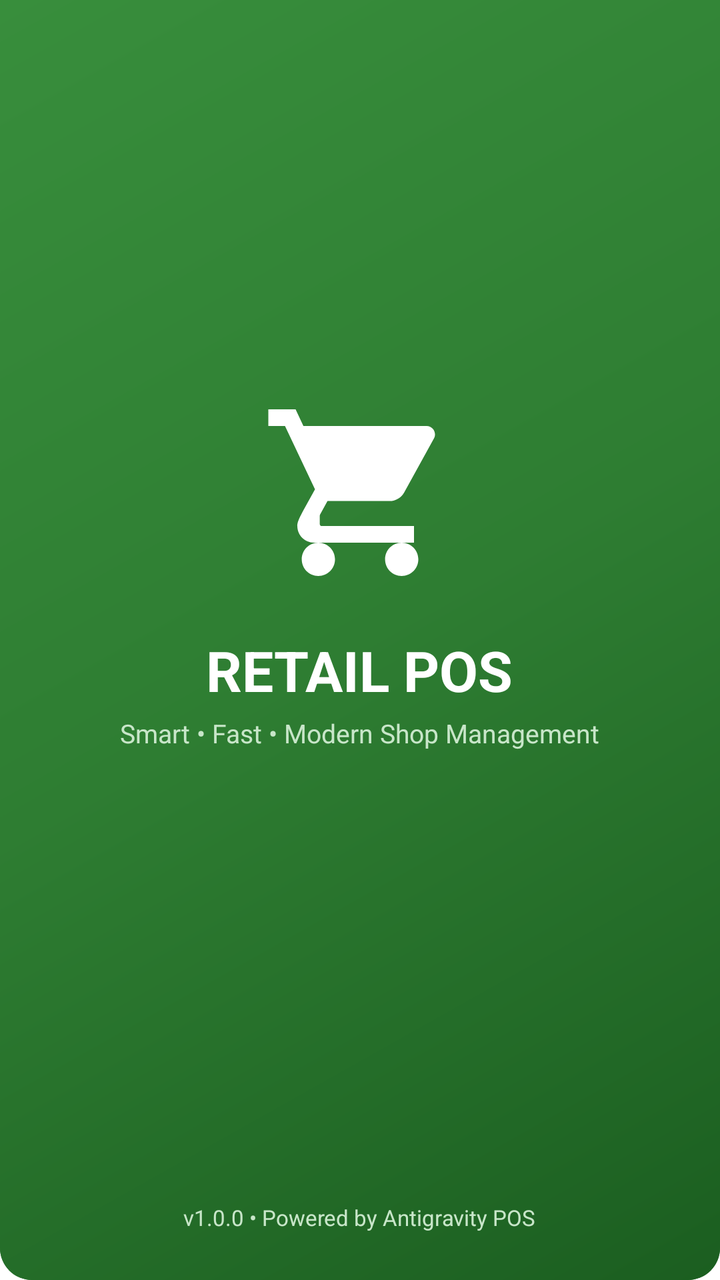
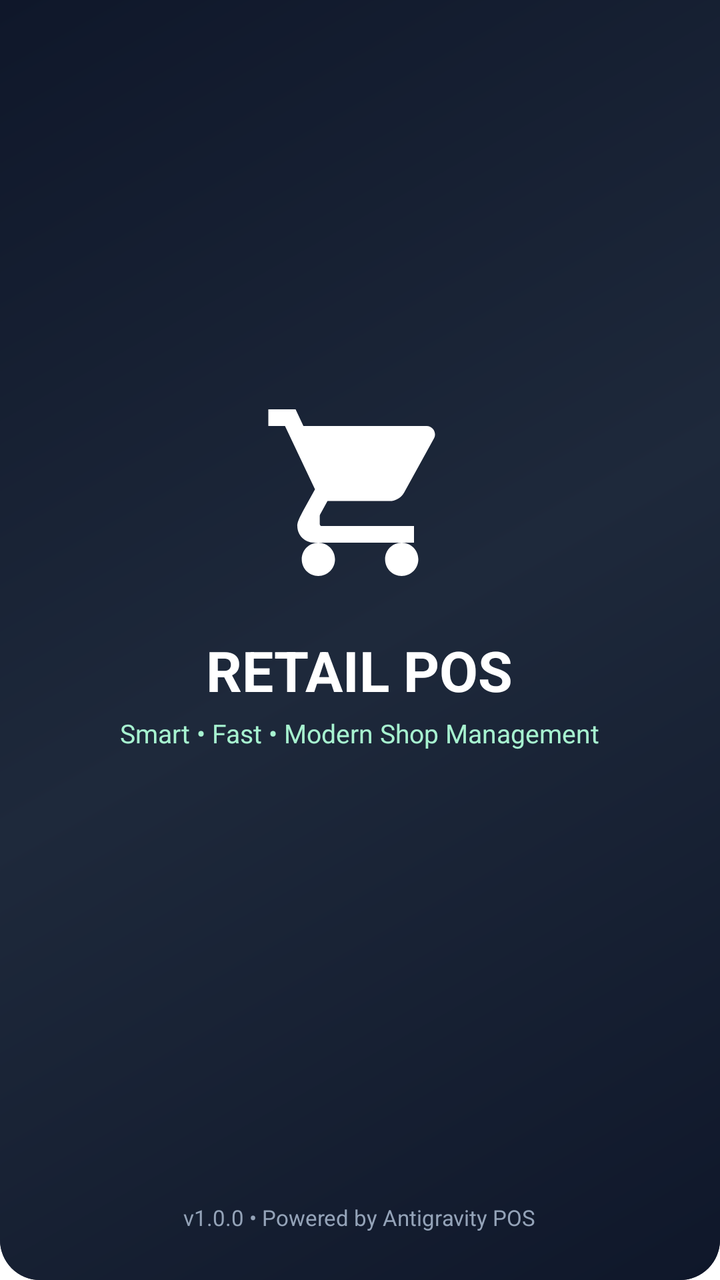

Screens rendered from an Android XML layout before and after an edit, with the pre-edit source and the edit as a unified diff.
<!-- AndroidManifest.xml: activity theme Theme.Splash -->
<!-- res/layout/activity_splash.xml -->
<?xml version="1.0" encoding="utf-8"?>
<RelativeLayout xmlns:android="http://schemas.android.com/apk/res/android"
    xmlns:app="http://schemas.android.com/apk/res-auto"
    android:layout_width="match_parent"
    android:layout_height="match_parent"
    android:background="@drawable/bg_green_gradient">

    
    <LinearLayout
        android:layout_width="wrap_content"
        android:layout_height="wrap_content"
        android:layout_centerInParent="true"
        android:gravity="center"
        android:orientation="vertical"
        android:padding="24dp">

        
        <ImageView
            android:layout_width="100dp"
            android:layout_height="100dp"
            android:src="@drawable/ic_pos"
            app:tint="@color/white" />

        
        <TextView
            android:layout_width="wrap_content"
            android:layout_height="wrap_content"
            android:layout_marginTop="20dp"
            android:text="RETAIL POS"
            android:textColor="@color/white"
            android:textSize="28sp"
            android:textStyle="bold" />

        
        <TextView
            android:layout_width="wrap_content"
            android:layout_height="wrap_content"
            android:layout_marginTop="4dp"
            android:text="Smart • Fast • Modern Shop Management"
            android:textColor="@color/green_tint_light"
            android:textSize="13sp" />

        
        <ProgressBar
            android:layout_width="32dp"
            android:layout_height="32dp"
            android:layout_marginTop="36dp"
            android:indeterminateTint="@color/white" />
    </LinearLayout>

    
    <TextView
        android:layout_width="wrap_content"
        android:layout_height="wrap_content"
        android:layout_alignParentBottom="true"
        android:layout_centerHorizontal="true"
        android:layout_marginBottom="24dp"
        android:text="v1.0.0 • Powered by Antigravity POS"
        android:textColor="#C8E6C9"
        android:textSize="11sp" />

</RelativeLayout>
<!-- resources referenced by this layout -->
<resources>
  <color name="green_tint_light">#C8E6C9</color>
  <color name="white">#FFFFFF</color>
  <!-- drawable bg_green_gradient (drawable) -->
  <?xml version="1.0" encoding="utf-8"?>
  <shape xmlns:android="http://schemas.android.com/apk/res/android"
      android:shape="rectangle">
      <gradient
          android:angle="135"
          android:startColor="#1B5E20"
          android:centerColor="#2E7D32"
          android:endColor="#388E3C"
          android:type="linear" />
      <corners
          android:bottomLeftRadius="16dp"
          android:bottomRightRadius="16dp" />
  </shape>
  <!-- drawable ic_pos (drawable) -->
  <vector xmlns:android="http://schemas.android.com/apk/res/android"
      android:width="24dp"
      android:height="24dp"
      android:viewportWidth="24"
      android:viewportHeight="24">
    <path
        android:fillColor="@color/green_primary"
        android:pathData="M7,18c-1.1,0 -1.99,0.9 -1.99,2S5.9,22 7,22s2,-0.9 2,-2 -0.9,-2 -2,-2zm10,0c-1.1,0 -1.99,0.9 -1.99,2s0.89,2 1.99,2 2,-0.9 2,-2 -0.9,-2 -2,-2zm-9.83,-3.25l0.03,-0.12 0.9,-1.63h7.45c0.75,0 1.41,-0.41 1.75,-1.03l3.58,-6.49c0.08,-0.14 0.12,-0.31 0.12,-0.48 0,-0.55 -0.45,-1 -1,-1H5.21l-0.94,-2H1v2h2l3.6,7.59 -1.35,2.44C4.52,15.37 4.48,15.68 4.48,16c0,1.1 0.9,2 2,2h12v-2H7.42c-0.14,0 -0.25,-0.11 -0.25,-0.25z"/>
  </vector>
  <style name="Theme.Splash" parent="Base.Theme.PosSystem">
          <item name="android:windowBackground">@drawable/bg_green_gradient</item>
          <item name="android:statusBarColor">@color/green_primary_dark</item>
          <item name="android:windowSplashScreenBackground" tools:targetApi="s">@color/green_primary_dark</item>
          <item name="android:windowSplashScreenAnimatedIcon" tools:targetApi="s">@android:color/transparent</item>
      </style>
  <color name="green_primary">#238B3D</color>
  <style name="Base.Theme.PosSystem" parent="Theme.Material3.Light.NoActionBar">
          
          <item name="colorPrimary">@color/green_primary</item>
          <item name="colorPrimaryVariant">@color/green_primary_dark</item>
          <item name="colorOnPrimary">@color/white</item>
          
          <item name="colorSecondary">@color/green_primary_light</item>
          <item name="colorSecondaryVariant">@color/green_primary_dark</item>
          <item name="colorOnSecondary">@color/white</item>
          
          <item name="colorSurface">@color/white</item>
          <item name="colorSurfaceContainer">@color/white</item>
          <item name="colorSurfaceContainerLow">@color/white</item>
          <item name="colorSurfaceContainerHigh">@color/white</item>
          <item name="colorSurfaceContainerHighest">@color/white</item>
          
          <item name="android:statusBarColor">@color/green_primary_dark</item>
          
          <item name="android:textColorHint">#6B7280</item>
          <item name="android:editTextColor">@color/black</item>
          
          <item name="android:windowBackground">@color/green_bg_light</item>
      </style>
  <color name="green_primary_dark">#176B2C</color>
  <color name="green_primary_light">#34A853</color>
  <color name="black">#202124</color>
  <color name="green_bg_light">#F7F9F7</color>
</resources>

<!-- the commit's change to res/layout/activity_splash.xml (unified diff, before → after) -->
@@ -56,7 +56,7 @@
         android:layout_centerHorizontal="true"
         android:layout_marginBottom="24dp"
         android:text="v1.0.0 • Powered by Antigravity POS"
-        android:textColor="#C8E6C9"
+        android:textColor="@color/text_hint"
         android:textSize="11sp" />
 
 </RelativeLayout>
<!-- resource entries referenced after the edit -->
@@ -1,6 +1,7 @@
 <!-- resources referenced by this layout -->
 <resources>
-  <color name="green_tint_light">#C8E6C9</color>
+  <color name="green_tint_light">#A7F3D0</color>
+  <color name="text_hint">#94A3B8</color>
   <color name="white">#FFFFFF</color>
   <!-- drawable bg_green_gradient (drawable) -->
   <?xml version="1.0" encoding="utf-8"?>
@@ -8,13 +9,13 @@
       android:shape="rectangle">
       <gradient
           android:angle="135"
-          android:startColor="#1B5E20"
-          android:centerColor="#2E7D32"
-          android:endColor="#388E3C"
+          android:startColor="#0F172A"
+          android:centerColor="#1E293B"
+          android:endColor="#0F172A"
           android:type="linear" />
       <corners
-          android:bottomLeftRadius="16dp"
-          android:bottomRightRadius="16dp" />
+          android:bottomLeftRadius="20dp"
+          android:bottomRightRadius="20dp" />
   </shape>
   <!-- drawable ic_pos (drawable) -->
   <vector xmlns:android="http://schemas.android.com/apk/res/android"
@@ -28,18 +29,18 @@
   </vector>
   <style name="Theme.Splash" parent="Base.Theme.PosSystem">
           <item name="android:windowBackground">@drawable/bg_green_gradient</item>
-          <item name="android:statusBarColor">@color/green_primary_dark</item>
-          <item name="android:windowSplashScreenBackground" tools:targetApi="s">@color/green_primary_dark</item>
+          <item name="android:statusBarColor">@color/slate_primary</item>
+          <item name="android:windowSplashScreenBackground" tools:targetApi="s">@color/slate_primary</item>
           <item name="android:windowSplashScreenAnimatedIcon" tools:targetApi="s">@android:color/transparent</item>
       </style>
-  <color name="green_primary">#238B3D</color>
+  <color name="green_primary">#059669</color>
   <style name="Base.Theme.PosSystem" parent="Theme.Material3.Light.NoActionBar">
           
-          <item name="colorPrimary">@color/green_primary</item>
-          <item name="colorPrimaryVariant">@color/green_primary_dark</item>
+          <item name="colorPrimary">@color/slate_primary</item>
+          <item name="colorPrimaryVariant">@color/slate_surface</item>
           <item name="colorOnPrimary">@color/white</item>
           
-          <item name="colorSecondary">@color/green_primary_light</item>
+          <item name="colorSecondary">@color/green_primary</item>
           <item name="colorSecondaryVariant">@color/green_primary_dark</item>
           <item name="colorOnSecondary">@color/white</item>
           
@@ -49,16 +50,17 @@
           <item name="colorSurfaceContainerHigh">@color/white</item>
           <item name="colorSurfaceContainerHighest">@color/white</item>
           
-          <item name="android:statusBarColor">@color/green_primary_dark</item>
+          <item name="android:statusBarColor">@color/slate_primary</item>
           
-          <item name="android:textColorHint">#6B7280</item>
-          <item name="android:editTextColor">@color/black</item>
+          <item name="android:textColorHint">@color/text_hint</item>
+          <item name="android:editTextColor">@color/text_primary</item>
           
           <item name="android:windowBackground">@color/green_bg_light</item>
       </style>
-  <color name="green_primary_dark">#176B2C</color>
-  <color name="green_primary_light">#34A853</color>
-  <color name="black">#202124</color>
-  <color name="green_bg_light">#F7F9F7</color>
+  <color name="slate_primary">#0F172A</color>
+  <color name="slate_surface">#1E293B</color>
+  <color name="green_primary_dark">#047857</color>
+  <color name="text_primary">#0F172A</color>
+  <color name="green_bg_light">#F8FAFC</color>
 </resources>
 
